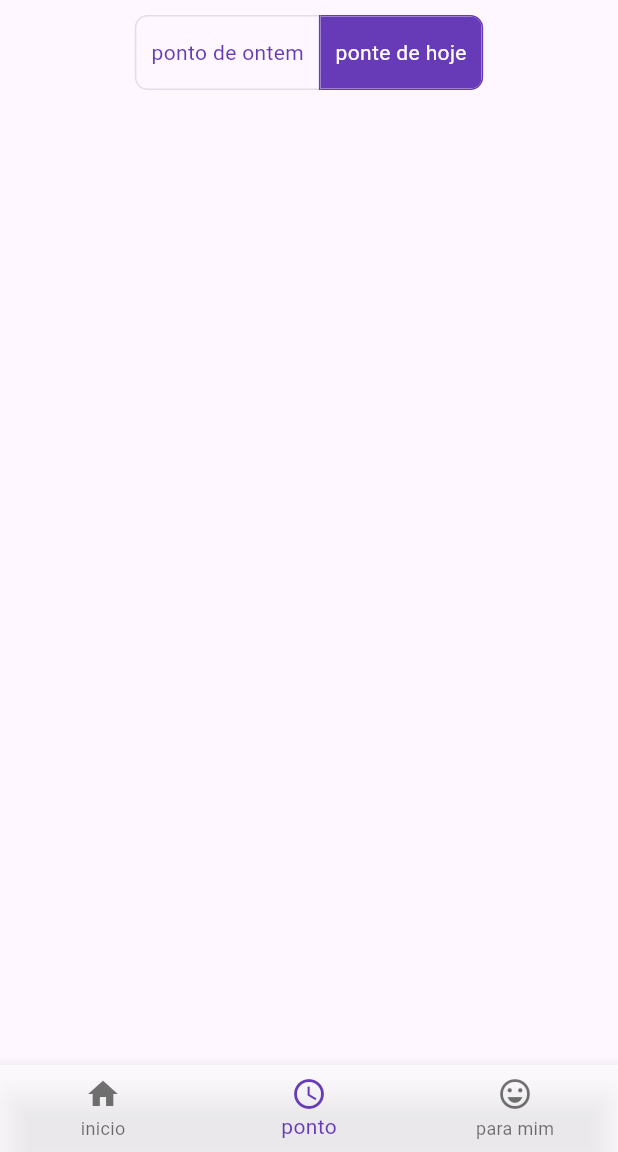
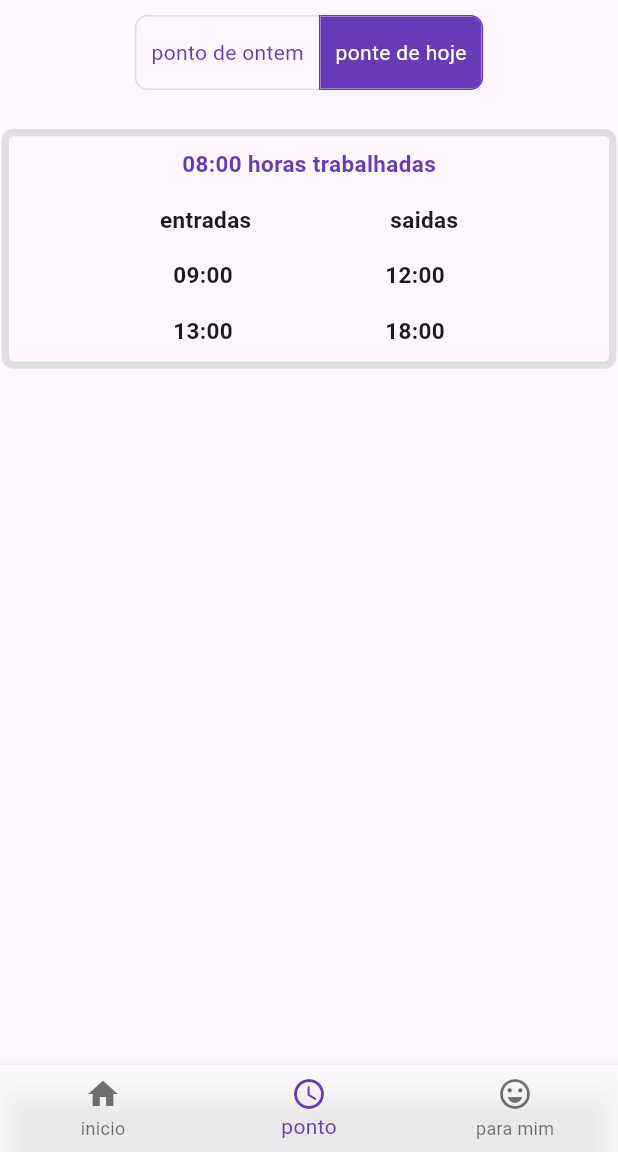
Before and after one commit to henriquenicolli/app_bate_ponto, a Flutter app: the screen it shows after launch, item 2 of the bottom bar chosen, on a phone screen of 412 x 824 dp, the part 84-1236 px from its top. Run offline on Flutter 3.47's test engine with Material 3 defaults, Android fonts, the phone set to English and light mode, and no system bars; Roboto replaces fonts that are missing (NotoSans).

Commit message:
adicionado painel horas trabalhadas

```diff
--- a/lib/pages/inicio_page.dart
+++ b/lib/pages/inicio_page.dart
@@ -13,7 +13,7 @@ class InicioPage extends StatelessWidget {
           WelcomeWidget(),
           RegistrarPontoButton(),
           Padding(
-            padding: const EdgeInsets.all(32),
+            padding: EdgeInsets.all(32),
             child: Text(
               'Quadro de avisos',
               softWrap: true,
--- a/lib/pages/ponto_page.dart
+++ b/lib/pages/ponto_page.dart
@@ -1,5 +1,5 @@
 import 'package:flutter/material.dart';
-import 'package:flutter_app_bate_ponto/widgets/ponto_eletronico_text.dart';
+import 'package:flutter_app_bate_ponto/widgets/horas_painel.dart';
 import 'package:flutter_app_bate_ponto/widgets/toggle_button.dart';
 
 class PontoPage extends StatefulWidget {
@@ -16,6 +16,9 @@ class _PontoPageState extends State<PontoPage> {
       children: [
         //PontoEletronicoText(),
         CustomToggleButtons(),
+        Spacer(flex: 1),
+        HorasPainel(),
+        Spacer(flex: 18),
       ],
     );
   }
--- /dev/null
+++ b/lib/widgets/horas_painel.dart
@@ -0,0 +1,97 @@
+import 'package:flutter/material.dart';
+import 'package:flutter_app_bate_ponto/configuration/app_colors.dart';
+
+class HorasPainel extends StatelessWidget {
+  const HorasPainel({super.key});
+
+  @override
+  Widget build(BuildContext context) {
+    return Container(
+      //color: Colors.black26,
+      decoration: BoxDecoration(
+        // Adicione a borda usando a propriedade border
+        border: Border.all(
+          color: Colors.grey[300] ?? Colors.black12,
+          width: 5.0,
+        ),
+        borderRadius: BorderRadius.circular(8.0),
+      ),
+      child: const SizedBox(
+        width: 400.0,
+        height: 150.0,
+        child: Column(
+          children: [
+            HorasTrabalhadas(),
+            EntradasSaidasText(text1: 'entradas', text2: 'saidas'),
+            EntradasSaidasText(text1: '09:00', text2: '12:00'),
+            EntradasSaidasText(text1: '13:00', text2: '18:00'),
+          ],
+        ),
+      ),
+    );
+  }
+}
+
+class HorasTrabalhadas extends StatelessWidget {
+  const HorasTrabalhadas({
+    super.key,
+  });
+
+  @override
+  Widget build(BuildContext context) {
+    return const Padding(
+      padding: EdgeInsets.all(8.0),
+      child: Text(
+        '08:00 horas trabalhadas',
+        style: TextStyle(
+          color: AppColors.secondaryColor,
+          fontWeight: FontWeight.bold,
+          fontSize: 15,
+          fontFamily: 'NotoSans',
+        ),
+      ),
+    );
+  }
+}
+
+class EntradasSaidasText extends StatelessWidget {
+  final String text1;
+  final String text2;
+
+  const EntradasSaidasText(
+      {super.key, required this.text1, required this.text2});
+
+  @override
+  Widget build(BuildContext context) {
+    return Padding(
+      padding: const EdgeInsets.all(8.0),
+      child: Align(
+        alignment: Alignment.center,
+        child: Row(
+          mainAxisAlignment: MainAxisAlignment.center,
+          children: [
+            const Spacer(flex: 5),
+            Text(
+              text1,
+              style: const TextStyle(
+                fontWeight: FontWeight.bold,
+                fontSize: 15,
+                fontFamily: 'NotoSans',
+              ),
+            ),
+            const Spacer(flex: 5),
+            Text(
+              text2,
+              style: const TextStyle(
+                fontWeight: FontWeight.bold,
+                fontSize: 15,
+                fontFamily: 'NotoSans',
+              ),
+            ),
+            const Spacer(flex: 5),
+          ],
+        ),
+      ),
+    );
+  }
+}
--- a/lib/widgets/navigation_bar.dart
+++ b/lib/widgets/navigation_bar.dart
@@ -35,8 +35,8 @@ class _AdaptativeNavigationBarState extends State<CustomNavigationBar> {
       context: context,
       builder: (BuildContext context) {
         return AlertDialog(
-          title: Text('Informações'),
-          content: Text(
+          title: const Text('Informações'),
+          content: const Text(
               'Este aplicativo e um desenvolvimento de Henrique Biondo Nicolli Soares \nWhats (43) 99630-9395'),
           actions: [
             TextButton(
--- a/lib/widgets/ponto_eletronico_text.dart
+++ b/lib/widgets/ponto_eletronico_text.dart
@@ -9,7 +9,7 @@ class PontoEletronicoText extends StatelessWidget {
   @override
   Widget build(BuildContext context) {
     return Padding(
-      padding: EdgeInsets.all(8.0),
+      padding: const EdgeInsets.all(8.0),
       child: Align(
         alignment: Alignment.topLeft,
         child: Text(
--- a/lib/widgets/welcome_text.dart
+++ b/lib/widgets/welcome_text.dart
@@ -1,5 +1,4 @@
 import 'package:flutter/material.dart';
-import 'package:timezone/timezone.dart';
 
 class WelcomeWidget extends StatefulWidget {
   const WelcomeWidget({super.key});
```
